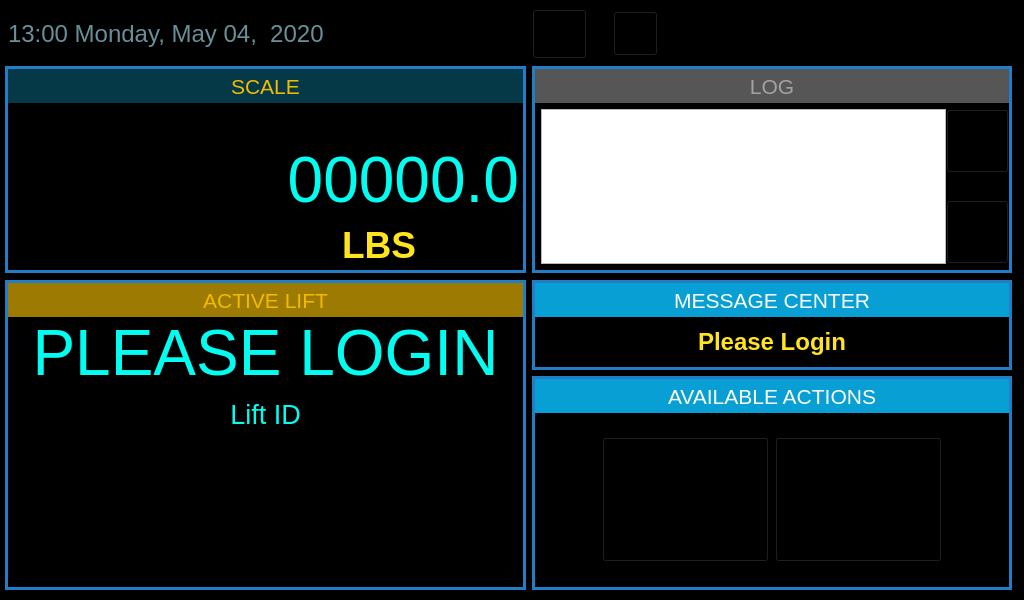
This is DMM/mainwidget.ui in mickyTwenty/DMM as Qt 5 draws it before an edit. The edited form follows.
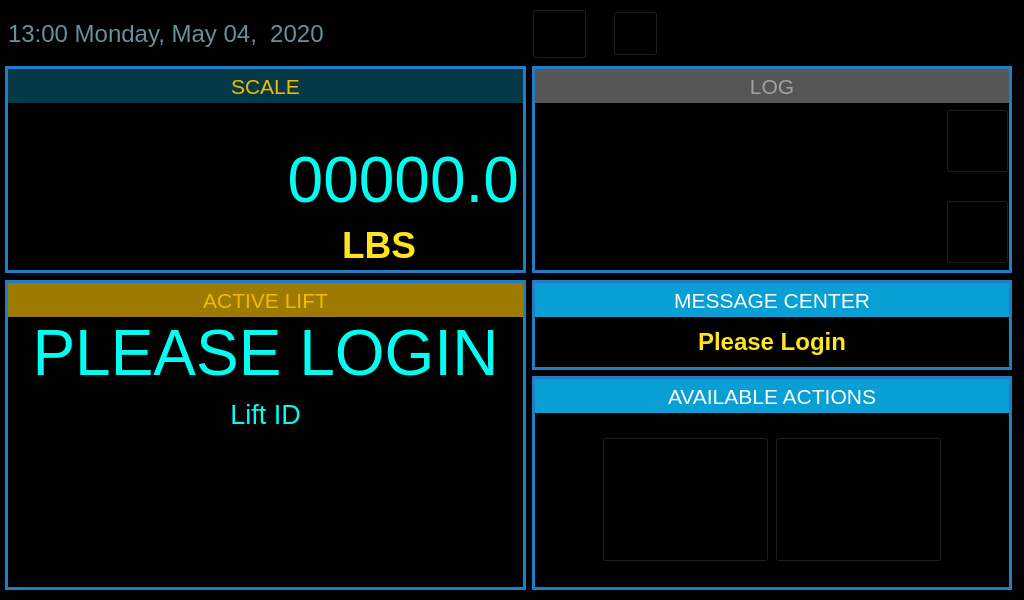
This is the edited form. Icons and pictures are not drawn.

```diff
--- a/DMM/mainwidget.ui
+++ b/DMM/mainwidget.ui
@@ -719,7 +719,23 @@
            <number>6</number>
           </property>
           <item>
-           <widget class="QListWidget" name="listLog"/>
+           <widget class="QListWidget" name="listLog">
+            <property name="font">
+             <font>
+              <pointsize>12</pointsize>
+             </font>
+            </property>
+            <property name="styleSheet">
+             <string notr="true">QListWidget {
+border: none;
+background: transparent;
+}
+
+QListWidget::item{
+	color: white;
+}</string>
+            </property>
+           </widget>
           </item>
           <item>
            <layout class="QVBoxLayout" name="verticalLayout_7">
```
